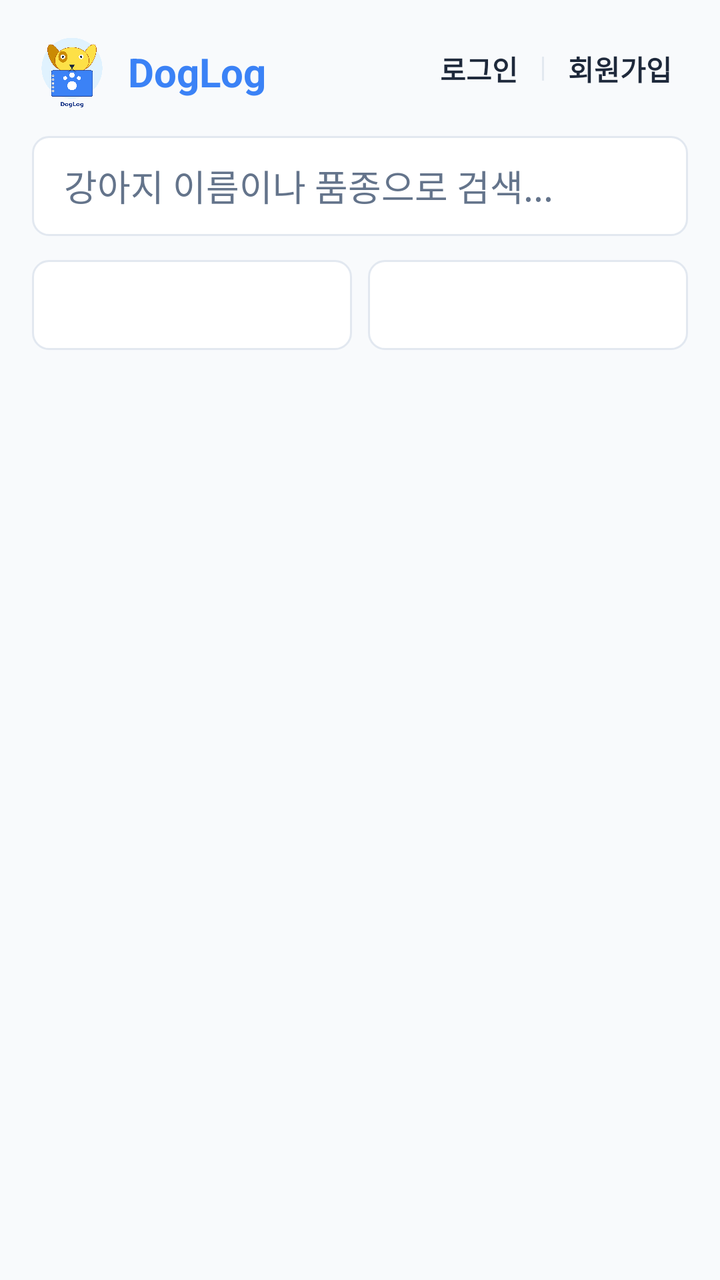
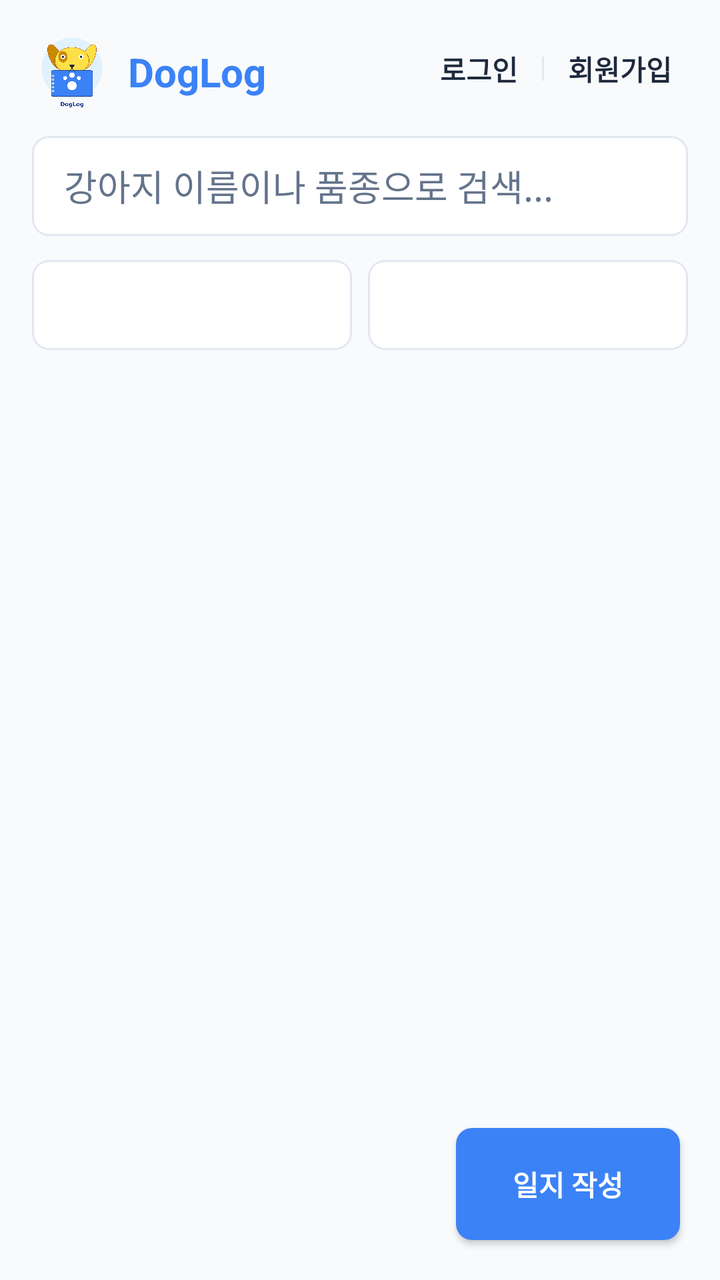

Compare the two renders of this Android layout. The source of the first and the diff that turns it into the second are given below.
<!-- AndroidManifest.xml: application theme Theme.Test02_3 -->
<!-- res/layout/activity_home.xml -->
<?xml version="1.0" encoding="utf-8"?>
<LinearLayout xmlns:android="http://schemas.android.com/apk/res/android"
    android:layout_width="match_parent"
    android:layout_height="match_parent"
    android:orientation="vertical"
    android:padding="16dp"
    android:background="@color/background_gray">

    
    <LinearLayout
        android:layout_width="match_parent"
        android:layout_height="wrap_content"
        android:orientation="horizontal"
        android:layout_marginBottom="12dp">

        
        <LinearLayout
            android:layout_width="0dp"
            android:layout_height="wrap_content"
            android:layout_weight="1"
            android:gravity="center_vertical"
            android:orientation="horizontal">

            <ImageView
                android:layout_width="40dp"
                android:layout_height="40dp"
                android:src="@drawable/ic_doglog" />

            <TextView
                android:layout_width="wrap_content"
                android:layout_height="wrap_content"
                android:layout_marginStart="8dp"
                android:text="DogLog"
                android:textColor="@color/main_blue"
                android:textSize="20sp"
                android:textStyle="bold" />
        </LinearLayout>

        
        <LinearLayout
            android:layout_width="wrap_content"
            android:layout_height="wrap_content"
            android:gravity="center_vertical"
            android:orientation="horizontal">

            <TextView
                android:id="@+id/tvGoLogin"
                android:layout_width="wrap_content"
                android:layout_height="wrap_content"
                android:padding="8dp"
                android:text="로그인"
                android:textColor="@color/text_primary"
                android:textSize="14sp"
                android:textStyle="bold" />

            <View
                android:layout_width="1dp"
                android:layout_height="12dp"
                android:layout_marginHorizontal="4dp"
                android:background="@color/border_gray" />

            <TextView
                android:id="@+id/tvGoRegister"
                android:layout_width="wrap_content"
                android:layout_height="wrap_content"
                android:padding="8dp"
                android:text="회원가입"
                android:textColor="@color/text_primary"
                android:textSize="14sp"
                android:textStyle="bold" />
        </LinearLayout>
    </LinearLayout>
    <EditText
        android:id="@+id/editSearch"
        android:layout_width="match_parent"
        android:layout_height="50dp"
        android:hint="강아지 이름이나 품종으로 검색..."
        android:paddingStart="16dp"
        android:paddingEnd="16dp"
        android:textColor="@color/text_primary"
        android:textColorHint="@color/text_secondary"
        android:background="@drawable/bg_edit_text_rounded"
        android:layout_marginBottom="12dp" />

    <LinearLayout
        android:layout_width="match_parent"
        android:layout_height="wrap_content"
        android:orientation="horizontal"
        android:layout_marginBottom="16dp">

        <Spinner
            android:id="@+id/spinnerBreed"
            android:layout_width="0dp"
            android:layout_height="45dp"
            android:layout_weight="1"
            android:background="@drawable/bg_edit_text_rounded"
            android:layout_marginEnd="8dp" />

        <Spinner
            android:id="@+id/spinnerAge"
            android:layout_width="0dp"
            android:layout_height="45dp"
            android:layout_weight="1"
            android:background="@drawable/bg_edit_text_rounded" />
    </LinearLayout>

    <androidx.recyclerview.widget.RecyclerView
        android:id="@+id/recyclerViewDogs"
        android:layout_width="match_parent"
        android:layout_height="match_parent" />
</LinearLayout>
<!-- resources referenced by this layout -->
<resources>
  <color name="background_gray">#F8FAFC</color>
  <color name="border_gray">#E2E8F0</color>
  <color name="main_blue">#3B82F6</color>
  <color name="text_primary">#1E293B</color>
  <color name="text_secondary">#64748B</color>
  <!-- drawable bg_edit_text_rounded (drawable) -->
  <?xml version="1.0" encoding="utf-8"?>
  <shape xmlns:android="http://schemas.android.com/apk/res/android"
      android:shape="rectangle">
      <solid android:color="@color/white" />
      <stroke android:width="1dp" android:color="@color/border_gray" />
      <corners android:radius="8dp" />
  </shape>
  <!-- drawable ic_doglog: png bitmap (drawable, 167539 bytes) -->
  <style name="Theme.Test02_3" parent="Base.Theme.Test02_3" />
  <color name="white">#FFFFFF</color>
  <style name="Base.Theme.Test02_3" parent="Theme.Material3.DayNight.NoActionBar">
          <item name="colorPrimary">@color/main_blue</item>
          <item name="colorPrimaryVariant">@color/main_blue_dark</item>
          <item name="colorOnPrimary">@color/white</item>
          <item name="android:windowBackground">@color/background_gray</item>
      </style>
  <color name="main_blue_dark">#1D4ED8</color>
</resources>

<!-- the commit's change to res/layout/activity_home.xml (unified diff, before → after) -->
@@ -1,111 +1,131 @@
 <?xml version="1.0" encoding="utf-8"?>
-<LinearLayout xmlns:android="http://schemas.android.com/apk/res/android"
+<FrameLayout xmlns:android="http://schemas.android.com/apk/res/android"
     android:layout_width="match_parent"
     android:layout_height="match_parent"
-    android:orientation="vertical"
-    android:padding="16dp"
     android:background="@color/background_gray">
 
-    
     <LinearLayout
         android:layout_width="match_parent"
-        android:layout_height="wrap_content"
-        android:orientation="horizontal"
-        android:layout_marginBottom="12dp">
+        android:layout_height="match_parent"
+        android:orientation="vertical"
+        android:padding="16dp">
 
         
         <LinearLayout
-            android:layout_width="0dp"
+            android:layout_width="match_parent"
             android:layout_height="wrap_content"
-            android:layout_weight="1"
-            android:gravity="center_vertical"
-            android:orientation="horizontal">
+            android:orientation="horizontal"
+            android:layout_marginBottom="12dp">
 
-            <ImageView
-                android:layout_width="40dp"
-                android:layout_height="40dp"
-                android:src="@drawable/ic_doglog" />
+            
+            <LinearLayout
+                android:layout_width="0dp"
+                android:layout_height="wrap_content"
+                android:layout_weight="1"
+                android:gravity="center_vertical"
+                android:orientation="horizontal">
 
-            <TextView
+                <ImageView
+                    android:layout_width="40dp"
+                    android:layout_height="40dp"
+                    android:src="@drawable/ic_doglog" />
+
+                <TextView
+                    android:layout_width="wrap_content"
+                    android:layout_height="wrap_content"
+                    android:layout_marginStart="8dp"
+                    android:text="DogLog"
+                    android:textColor="@color/main_blue"
+                    android:textSize="20sp"
+                    android:textStyle="bold" />
+            </LinearLayout>
+
+            
+            <LinearLayout
                 android:layout_width="wrap_content"
                 android:layout_height="wrap_content"
-                android:layout_marginStart="8dp"
-                android:text="DogLog"
-                android:textColor="@color/main_blue"
-                android:textSize="20sp"
-                android:textStyle="bold" />
+                android:gravity="center_vertical"
+                android:orientation="horizontal">
+
+                <TextView
+                    android:id="@+id/tvGoLogin"
+                    android:layout_width="wrap_content"
+                    android:layout_height="wrap_content"
+                    android:padding="8dp"
+                    android:text="로그인"
+                    android:textColor="@color/text_primary"
+                    android:textSize="14sp"
+                    android:textStyle="bold" />
+
+                <View
+                    android:layout_width="1dp"
+                    android:layout_height="12dp"
+                    android:layout_marginHorizontal="4dp"
+                    android:background="@color/border_gray" />
+
+                <TextView
+                    android:id="@+id/tvGoRegister"
+                    android:layout_width="wrap_content"
+                    android:layout_height="wrap_content"
+                    android:padding="8dp"
+                    android:text="회원가입"
+                    android:textColor="@color/text_primary"
+                    android:textSize="14sp"
+                    android:textStyle="bold" />
+            </LinearLayout>
         </LinearLayout>
 
-        
+        <EditText
+            android:id="@+id/editSearch"
+            android:layout_width="match_parent"
+            android:layout_height="50dp"
+            android:hint="강아지 이름이나 품종으로 검색..."
+            android:paddingStart="16dp"
+            android:paddingEnd="16dp"
+            android:textColor="@color/text_primary"
+            android:textColorHint="@color/text_secondary"
+            android:background="@drawable/bg_edit_text_rounded"
+            android:layout_marginBottom="12dp" />
+
         <LinearLayout
-            android:layout_width="wrap_content"
+            android:layout_width="match_parent"
             android:layout_height="wrap_content"
-            android:gravity="center_vertical"
-            android:orientation="horizontal">
+            android:orientation="horizontal"
+            android:layout_marginBottom="16dp">
 
-            <TextView
-                android:id="@+id/tvGoLogin"
-                android:layout_width="wrap_content"
-                android:layout_height="wrap_content"
-                android:padding="8dp"
-                android:text="로그인"
-                android:textColor="@color/text_primary"
-                android:textSize="14sp"
-                android:textStyle="bold" />
+            <Spinner
+                android:id="@+id/spinnerBreed"
+                android:layout_width="0dp"
+                android:layout_height="45dp"
+                android:layout_weight="1"
+                android:background="@drawable/bg_edit_text_rounded"
+                android:layout_marginEnd="8dp" />
 
-            <View
-                android:layout_width="1dp"
-                android:layout_height="12dp"
-                android:layout_marginHorizontal="4dp"
-                android:background="@color/border_gray" />
+            <Spinner
+                android:id="@+id/spinnerAge"
+                android:layout_width="0dp"
+                android:layout_height="45dp"
+                android:layout_weight="1"
+                android:background="@drawable/bg_edit_text_rounded" />
+        </LinearLayout>
 
-            <TextView
-                android:id="@+id/tvGoRegister"
-                android:layout_width="wrap_content"
-                android:layout_height="wrap_content"
-                android:padding="8dp"
-                android:text="회원가입"
-                android:textColor="@color/text_primary"
-                android:textSize="14sp"
-                android:textStyle="bold" />
-        </LinearLayout>
-    </LinearLayout>
-    <EditText
-        android:id="@+id/editSearch"
-        android:layout_width="match_parent"
-        android:layout_height="50dp"
-        android:hint="강아지 이름이나 품종으로 검색..."
-        android:paddingStart="16dp"
-        android:paddingEnd="16dp"
-        android:textColor="@color/text_primary"
-        android:textColorHint="@color/text_secondary"
-        android:background="@drawable/bg_edit_text_rounded"
-        android:layout_marginBottom="12dp" />
-
-    <LinearLayout
-        android:layout_width="match_parent"
-        android:layout_height="wrap_content"
-        android:orientation="horizontal"
-        android:layout_marginBottom="16dp">
-
-        <Spinner
-            android:id="@+id/spinnerBreed"
-            android:layout_width="0dp"
-            android:layout_height="45dp"
-            android:layout_weight="1"
-            android:background="@drawable/bg_edit_text_rounded"
-            android:layout_marginEnd="8dp" />
-
-        <Spinner
-            android:id="@+id/spinnerAge"
-            android:layout_width="0dp"
-            android:layout_height="45dp"
-            android:layout_weight="1"
-            android:background="@drawable/bg_edit_text_rounded" />
+        <androidx.recyclerview.widget.RecyclerView
+            android:id="@+id/recyclerViewDogs"
+            android:layout_width="match_parent"
+            android:layout_height="match_parent"
+            android:paddingBottom="76dp"
+            android:clipToPadding="false" />
     </LinearLayout>
 
-    <androidx.recyclerview.widget.RecyclerView
-        android:id="@+id/recyclerViewDogs"
-        android:layout_width="match_parent"
-        android:layout_height="match_parent" />
-</LinearLayout>
+    <android.widget.Button
+        android:id="@+id/btnWriteDiaryMain"
+        android:layout_width="112dp"
+        android:layout_height="56dp"
+        android:layout_gravity="bottom|end"
+        android:layout_margin="20dp"
+        android:background="@drawable/bg_button_rounded"
+        android:elevation="8dp"
+        android:text="일지 작성"
+        android:textColor="@color/white"
+        android:textStyle="bold" />
+</FrameLayout>
<!-- resource entries referenced after the edit -->
@@ -16,6 +16,13 @@
   <!-- drawable ic_doglog: png bitmap (drawable, 167539 bytes) -->
   <style name="Theme.Test02_3" parent="Base.Theme.Test02_3" />
   <color name="white">#FFFFFF</color>
+  <!-- drawable bg_button_rounded (drawable) -->
+  <?xml version="1.0" encoding="utf-8"?>
+  <shape xmlns:android="http://schemas.android.com/apk/res/android"
+      android:shape="rectangle">
+      <solid android:color="@color/main_blue" />
+      <corners android:radius="8dp" />
+  </shape>
   <style name="Base.Theme.Test02_3" parent="Theme.Material3.DayNight.NoActionBar">
           <item name="colorPrimary">@color/main_blue</item>
           <item name="colorPrimaryVariant">@color/main_blue_dark</item>
